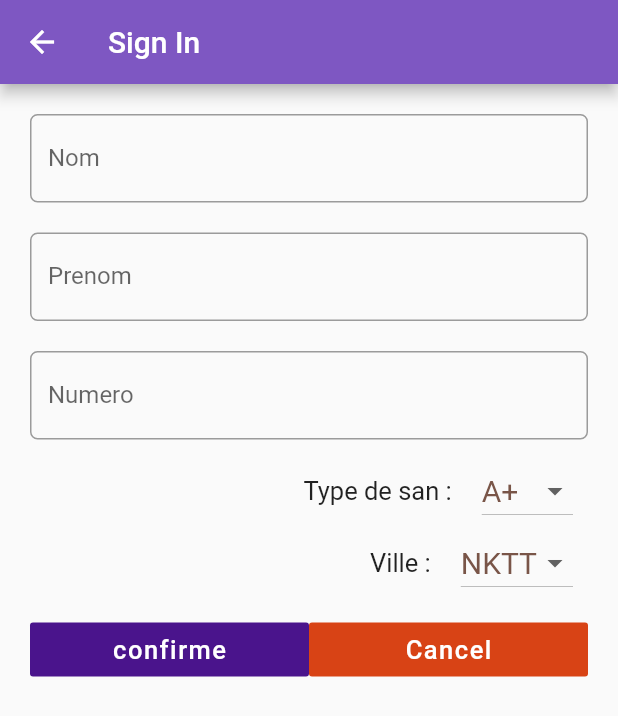
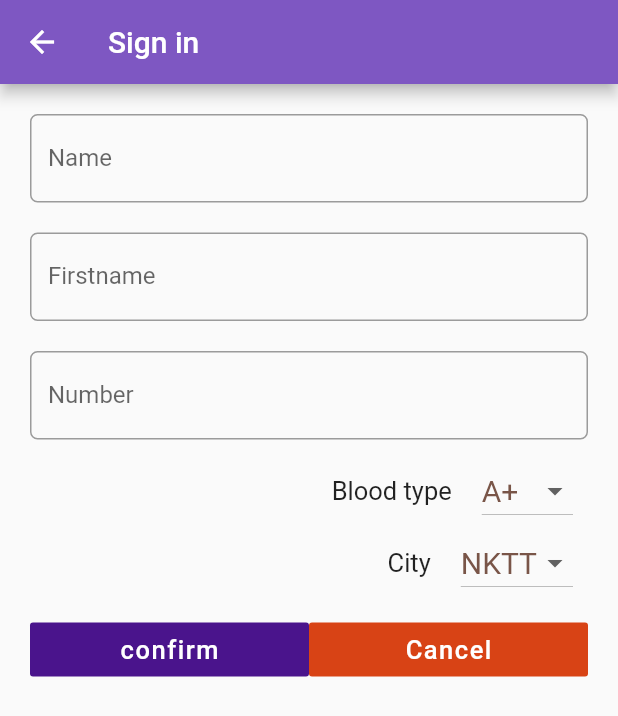
Before and after one commit to mohamedmv/zoumra, a Flutter app: the screen it shows after launch, after a tap on the "add" icon, on a phone screen of 412 x 824 dp. Shown: the top 716 px of the screen. Run offline on Flutter 3.47's test engine with Material 2 defaults, Android fonts, the phone set to English and light mode, and no system bars; our stand-ins replace cloud_firestore, firebase_auth, flutter_spinkit, splashscreen; accounts and stored records are empty.

Commit message:
the application now has localization

```diff
--- a/lib/main.dart
+++ b/lib/main.dart
@@ -4,9 +4,10 @@ import 'package:zoumra/screens/homescreen/homescreen.dart';
 import 'package:zoumra/screens/infoScreen/infoScreen.dart';
 import 'package:zoumra/screens/settings/settigs.dart';
 import 'package:zoumra/screens/sign-inScreen/sign-in.dart';
+import 'package:zoumra/shared/AppLocalization.dart';
 import 'package:zoumra/shared/MySpashScreen.dart';
 import 'package:zoumra/shared/theme.dart';
-
+import 'package:flutter_localizations/flutter_localizations.dart';
 void main() => runApp(MyApp());
 
 
@@ -33,6 +34,7 @@ class MatirialAppWithTheme extends StatelessWidget {
     return MaterialApp(
         theme: thetheme ?  ThemeData.light(): ThemeData.dark() ,
        initialRoute: '/splash',
+
         routes: {
     '/home' : (context) => HomeScreen(),
     '/signin': (context) => SignIn(),
@@ -40,6 +42,33 @@ class MatirialAppWithTheme extends StatelessWidget {
     '/settings': (context) => Settings(),
     '/splash' : (context) => MySplashScreen(),
         },
+
+
+
+        supportedLocales: [
+          Locale('fr','FR'),
+          Locale('en','US'),
+          Locale('ar','SA'),
+              ],
+
+        localizationsDelegates: [
+          AppLocalization.delegate,
+          GlobalMaterialLocalizations.delegate,
+          GlobalWidgetsLocalizations.delegate
+
+        ],
+
+
+        localeResolutionCallback: (locale,suportedlocales){
+          for(var suportedlocale in suportedlocales){
+            if(suportedlocale.languageCode == locale.languageCode){
+              return suportedlocale;
+
+            }
+          }
+          return suportedlocales.first;
+
+        } ,
       );
   }
 }
--- a/lib/screens/homeScreen/homescreen.dart
+++ b/lib/screens/homeScreen/homescreen.dart
@@ -4,6 +4,7 @@ import 'package:zoumra/Models/userdata.dart';
 import 'package:zoumra/screens/homeScreen/mydrawer.dart';
 import 'package:zoumra/screens/homeScreen/mylist.dart';
 import 'package:zoumra/services/database.dart';
+import 'package:zoumra/shared/AppLocalization.dart';
 import 'package:zoumra/shared/Loading.dart';
 
 class HomeScreen extends StatefulWidget {
@@ -82,7 +83,7 @@ class _HomeScreenState extends State<HomeScreen> {
                 ),
               ],
               backgroundColor:Colors.deepPurple[400] ,
-              title: Text('HomeScreen')
+              title: Text(AppLocalization.of(context).trenslate('home'))
 
             ),
             drawer: Drawer(
--- a/lib/screens/homeScreen/nonconnectedDrawer.dart
+++ b/lib/screens/homeScreen/nonconnectedDrawer.dart
@@ -1,4 +1,5 @@
 import 'package:flutter/material.dart';
+import 'package:zoumra/shared/AppLocalization.dart';
 
 
 class NonConnectedDrawer extends StatelessWidget {
@@ -51,17 +52,8 @@ class NonConnectedDrawer extends StatelessWidget {
                   ),
 
                 ),
-                Container(
-                  margin: EdgeInsets.all(5),
-                  decoration: BoxDecoration(
-                    border:Border(bottom: BorderSide(color: Colors.grey[400]))
-                  ),
-                  child: ListTile(
-                    onTap: (){},
-                    leading: Icon(Icons.home),
-                    title: Text('Home')
-                  ),
-                ),
+
+                // settings list tile
                  Container(
                   margin: EdgeInsets.all(5),
                   decoration: BoxDecoration(
@@ -71,7 +63,19 @@ class NonConnectedDrawer extends StatelessWidget {
                     onTap: (){ Navigator.pushNamed(context, '/settings');  },
 
                     leading: Icon(Icons.settings),
-                    title: Text('Settings')
+                    title: Text(AppLocalization.of(context).trenslate('settings'))
+                  ),
+                ),
+
+                Container(
+                  margin: EdgeInsets.all(5),
+                  decoration: BoxDecoration(
+                    border:Border(bottom: BorderSide(color: Colors.grey[400]))
+                  ),
+                  child: ListTile(
+                    onTap: (){},
+                    leading: Icon(Icons.info_outline),
+                    title: Text(AppLocalization.of(context).trenslate('help'))
                   ),
                 ),
 
--- a/lib/screens/infoScreen/infoScreen.dart
+++ b/lib/screens/infoScreen/infoScreen.dart
@@ -1,4 +1,5 @@
 import 'package:flutter/material.dart';
+import 'package:zoumra/shared/AppLocalization.dart';
 
 class InfoScreen extends StatefulWidget {
   @override
@@ -13,11 +14,11 @@ class _InfoScreenState extends State<InfoScreen> {
 
     //  backgroundColor: Colors.blueGrey[50],
       appBar: AppBar(
-        title: Text('Info'),
+        title: Text(AppLocalization.of(context).trenslate('info')),
         backgroundColor:Colors.deepPurple[400] ,
       ),
 
-      body: Center(
+      body:Center(
 
           child: Container(
             padding: EdgeInsets.all(20),
@@ -28,19 +29,29 @@ class _InfoScreenState extends State<InfoScreen> {
              borderRadius: BorderRadius.circular(10.0),
               child: Container(
                 margin: EdgeInsets.all(20),
-               height: 120,
+                 height: 190,
 
 
                 child: Column(
                   mainAxisAlignment: MainAxisAlignment.start,
                   crossAxisAlignment: CrossAxisAlignment.start,
 
+
                       children: <Widget>[
+
+
+                   Center(
+                     child:  Hero(
+                   tag: '${user['numero']}',
+                       child: Text('${user['bloodtype']}',
+                          style: TextStyle(fontSize:70,fontWeight: FontWeight.w600,color:Colors.orangeAccent[700]),
+                          ),),
+                   ),
 
                         Wrap(
                           direction: Axis.horizontal,
                           children: <Widget>[
-                          Text('Nom : ${user['nom']}',
+                            Text('${AppLocalization.of(context).trenslate('name')} : ${user['nom']}',
                             style: TextStyle(fontSize:20,fontWeight: FontWeight.w500 ),
                             ),
                              Text(' ${user['prenom']}',
@@ -49,14 +60,12 @@ class _InfoScreenState extends State<InfoScreen> {
                           ],
                         ),
 
-                      Text('Numero : ${user['numero']}',
+                        Text('${AppLocalization.of(context).trenslate('number')} : ${user['numero']}',
                         style: TextStyle(fontSize:20, fontWeight: FontWeight.w400),
                         ),
 
-                      Text('Group Sangin : ${user['bloodtype']}',
-                      style: TextStyle(fontSize:20,fontWeight: FontWeight.w400 ),
-                      ),
-                       Text('Ville: ${user['city']}',
+
+                         Text('${AppLocalization.of(context).trenslate('city')}: ${user['city']}',
                         style: TextStyle(fontSize:20,fontWeight: FontWeight.w400 ),
                         ),
 
@@ -69,6 +78,7 @@ class _InfoScreenState extends State<InfoScreen> {
         ),
 
 
+
     );
   }
 }
--- a/lib/screens/sign-inScreen/sign-in.dart
+++ b/lib/screens/sign-inScreen/sign-in.dart
@@ -2,6 +2,7 @@ import 'package:flutter/material.dart';
 import 'package:flutter/services.dart';
 import 'package:zoumra/Models/userdata.dart';
 import 'package:zoumra/services/database.dart';
+import 'package:zoumra/shared/AppLocalization.dart';
 import 'package:zoumra/shared/Loading.dart';
 
 class SignIn extends StatefulWidget {
@@ -28,7 +29,7 @@ class _SignInState extends State<SignIn> {
    if(!_loading) {return Scaffold(
       appBar:AppBar(
         backgroundColor:Colors.deepPurple[400] ,
-        title: Text('Sign In'),
+        title: Text(AppLocalization.of(context).trenslate('register')),
       ),
       body: Form(
                 key : _fromkey,
@@ -39,16 +40,15 @@ class _SignInState extends State<SignIn> {
               margin: EdgeInsets.all(10),
               child: TextFormField(
                  validator: (val){
-                     if(val.length ==0){
-                       return 'vous n aver pas donnez un nom';
-                     }else if(val.length > 15)
-                     return 'le nom est tres long';
+                     if(val.isEmpty){
+                      return AppLocalization.of(context).trenslate('you did not give the name');
+                     }
                      else return null;
                    },
 
                 decoration: InputDecoration(
-                  hintText: 'entrez votre nom',
-                  labelText: 'Nom',
+                  hintText: AppLocalization.of(context).trenslate('enter your name'),
+                  labelText: AppLocalization.of(context).trenslate('name'),
                   border: OutlineInputBorder(borderRadius: BorderRadius.circular(5))
                 ),
                 onChanged: (val){
@@ -62,15 +62,14 @@ class _SignInState extends State<SignIn> {
               margin: EdgeInsets.all(10),
               child: TextFormField(
                    validator: (val){
-                     if(val.length ==0){
-                       return 'vous n aver pas donnez un prenom';
-                     }else if(val.length > 15)
-                     return 'le prenom est tres long';
+                     if(val.isEmpty){
+                       return AppLocalization.of(context).trenslate('you did not give the firstname');
+                     }
                      else return null;
                    },
                 decoration: InputDecoration(
-                  hintText: 'entrez votre prenom',
-                  labelText: 'Prenom',
+                  hintText: AppLocalization.of(context).trenslate('enter your firstname'),
+                  labelText: AppLocalization.of(context).trenslate('firstname'),
                   border: OutlineInputBorder(borderRadius: BorderRadius.circular(5))
                 ),
                  onChanged: (val){
@@ -84,13 +83,13 @@ class _SignInState extends State<SignIn> {
               child: TextFormField(
                 validator: (val){
                   if(val.length < 8 || val.length > 15 || val.isEmpty){
-                    return 'le numero est invalide';
+                    return AppLocalization.of(context).trenslate('the number is not valid');
                   }else return null;
                 },
                 keyboardType: TextInputType.phone,
                 decoration: InputDecoration(
-                  hintText: 'entrez votre numero',
-                  labelText: 'Numero',
+                  hintText:AppLocalization.of(context).trenslate('enter your number'),
+                  labelText: AppLocalization.of(context).trenslate('number'),
                   border: OutlineInputBorder(borderRadius: BorderRadius.circular(5))
                 ),
                  onChanged: (val){
@@ -101,7 +100,8 @@ class _SignInState extends State<SignIn> {
             Row(
               mainAxisAlignment: MainAxisAlignment.end,
               children: <Widget>[
-                Text('Type de san :',style: TextStyle(fontSize: 17),),
+                Text(AppLocalization.of(context).trenslate('bloodtype')
+                ,style: TextStyle(fontSize: 17),),
                 Container(
                   margin: EdgeInsets.only(left: 20,right: 20),
 
@@ -128,7 +128,7 @@ class _SignInState extends State<SignIn> {
               Row(
               mainAxisAlignment: MainAxisAlignment.end,
               children: <Widget>[
-                Text('Ville :',style: TextStyle(fontSize: 17),),
+                Text(AppLocalization.of(context).trenslate('city'),style: TextStyle(fontSize: 17),),
                 Container(
                   margin: EdgeInsets.only(left: 20,right: 20),
 
@@ -184,7 +184,7 @@ class _SignInState extends State<SignIn> {
                     print('Can not sign in');
                   }}
                  },
-                 child: Text('confirme',
+                 child: Text(AppLocalization.of(context).trenslate('confirm'),
                    style: TextStyle(color: Colors.white , fontSize: 17 ,letterSpacing: 1),
                  ),
 
@@ -193,7 +193,7 @@ class _SignInState extends State<SignIn> {
                  Expanded(
                     // cancel button
                      child: FlatButton(onPressed: (){Navigator.pop(context, true);},
-                       child: Text('Cancel',
+                       child: Text(AppLocalization.of(context).trenslate('cancel'),
                         style: TextStyle(color: Colors.white , fontSize: 17 ,letterSpacing: 1),
                           ),color:Colors.deepOrange[800]) ),
 
--- /dev/null
+++ b/lib/shared/AppLocalization.dart
@@ -0,0 +1,57 @@
+
+import 'package:flutter/material.dart';
+import 'package:flutter/services.dart';
+import 'dart:convert';
+
+class AppLocalization{
+  Locale locale;
+  Map<String,String> _filecontent;
+
+
+  AppLocalization(this.locale);
+
+   static AppLocalization of(BuildContext context){
+     return Localizations.of<AppLocalization>(context,AppLocalization);
+   }
+  Future<void> load() async{
+    print(locale.languageCode);
+
+    String jsonString = await rootBundle.loadString('assets/${locale.languageCode}.json');
+    Map<String ,dynamic> content = json.decode(jsonString);
+    _filecontent = content.map((key, value) { return MapEntry(key ,value.toString()); }   );
+
+  }
+
+  String trenslate(String  key){
+   return _filecontent[key];
+  }
+
+    static const LocalizationsDelegate<AppLocalization> delegate = _AppLocalizationDelegate();
+}
+
+
+class _AppLocalizationDelegate extends LocalizationsDelegate<AppLocalization>{
+
+  const _AppLocalizationDelegate();
+
+  @override
+  bool isSupported(Locale locale) {
+
+  return ['en','fr','ar'].contains(locale.languageCode);
+
+  }
+
+  @override
+  Future<AppLocalization> load(Locale locale)async {
+
+    AppLocalization localization = AppLocalization(locale);
+   await localization.load();
+   return localization;
+  }
+
+  @override
+  bool shouldReload(LocalizationsDelegate old) {
+    return false;
+  }
+
+}
--- a/lib/shared/MySpashScreen.dart
+++ b/lib/shared/MySpashScreen.dart
@@ -11,12 +11,17 @@ class MySplashScreen extends StatelessWidget {
     return Container(
       child: SplashScreen(
 
-        seconds: 10,
-        backgroundColor: Colors.white,
-        image: Image.asset('images/mysplash.gif'),
+        seconds: 6,
+
+        image: Image.asset('images/image2.PNG'),
         navigateAfterSeconds: HomeScreen(),
-        loaderColor: Colors.red,
-        photoSize: 170.0,
+
+        photoSize: 100.0,
+        gradientBackground: LinearGradient(colors: <Color> [
+               Colors.blue[500],
+               Colors.blue[700],
+               Colors.blue[900],
+        ]),
         ),
     );
   }
--- a/pubspec.yaml
+++ b/pubspec.yaml
@@ -28,6 +28,7 @@ dependencies:
   provider:
   splashscreen:
   flutter_spinkit: ^4.1.2+1
+  easy_localization:
   # The following adds the Cupertino Icons font to your application.
   # Use with the CupertinoIcons class for iOS style icons.
   cupertino_icons: ^0.1.3
@@ -49,8 +50,9 @@ flutter:
 
   # To add assets to your application, add an assets section, like this:
   assets:
-    - images/image1.JPEG
-    - images/mysplash.gif
+    - images/
+    - assets/
+
 
   # An image asset can refer to one or more resolution-specific "variants", see
   # https://flutter.dev/assets-and-images/#resolution-aware.
```
Also changed, not shown: assets/ar.json (added, +34 -0 lines), assets/en.json (added, +38 -0 lines), assets/fr.json (added, +35 -0 lines), lib/screens/homeScreen/Mylist.dart (+19 -11 lines), lib/screens/homeScreen/mydrawer.dart (+7 -6 lines), lib/screens/settings/nonconnectedSettings.dart (renamed from lib/screens/settings/nomconnectedSettings.dart, +8 -4 lines), lib/screens/settings/settigs.dart (+27 -16 lines), images/image2.PNG (added), images/smile.JPEG (added), images/tenor.gif (added), pubspec.lock. Lines whose indentation alone changed are shown as unchanged.
